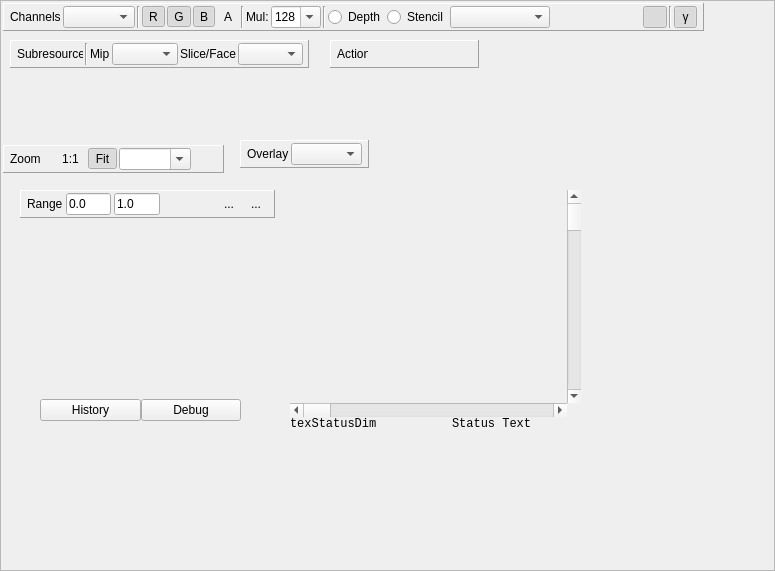
The window that qrenderdoc/Windows/TextureViewer.ui (baldurk/renderdoc) describes before a commit, drawn with Qt 5.
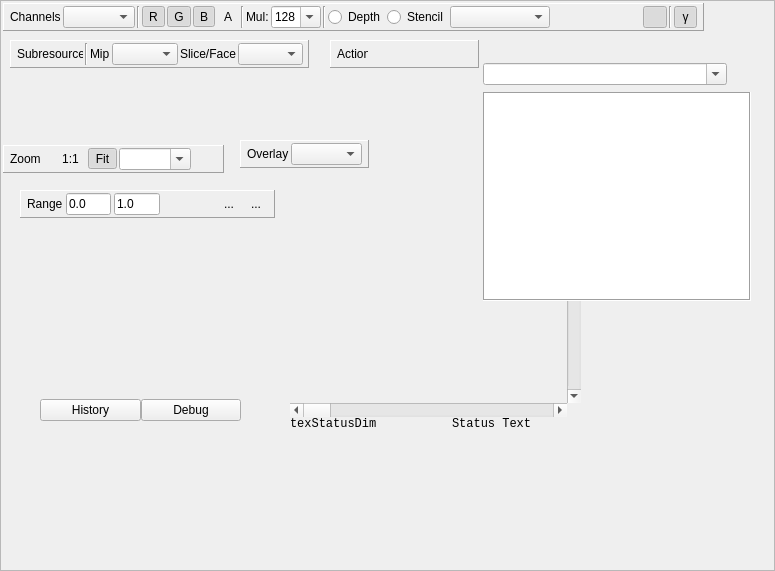
The same window after the commit. Icons and pictures are not drawn. Custom widgets are drawn as their Qt base class.

Commit message: Add filterable texture list to texture viewer

Patch:
```diff
--- a/qrenderdoc/Windows/TextureViewer.ui
+++ b/qrenderdoc/Windows/TextureViewer.ui
@@ -1089,6 +1089,101 @@
     </rect>
    </property>
   </widget>
+  <widget class="QFrame" name="textureListFrame">
+   <property name="geometry">
+    <rect>
+     <x>480</x>
+     <y>60</y>
+     <width>274</width>
+     <height>244</height>
+    </rect>
+   </property>
+   <property name="frameShape">
+    <enum>QFrame::NoFrame</enum>
+   </property>
+   <property name="frameShadow">
+    <enum>QFrame::Plain</enum>
+   </property>
+   <layout class="QVBoxLayout" name="verticalLayout">
+    <property name="spacing">
+     <number>6</number>
+    </property>
+    <property name="leftMargin">
+     <number>3</number>
+    </property>
+    <property name="topMargin">
+     <number>3</number>
+    </property>
+    <property name="rightMargin">
+     <number>3</number>
+    </property>
+    <property name="bottomMargin">
+     <number>3</number>
+    </property>
+    <item>
+     <layout class="QHBoxLayout" name="textureListControls">
+      <property name="spacing">
+       <number>0</number>
+      </property>
+      <item>
+       <widget class="QComboBox" name="textureListFilter">
+        <property name="sizePolicy">
+         <sizepolicy hsizetype="MinimumExpanding" vsizetype="Fixed">
+          <horstretch>0</horstretch>
+          <verstretch>0</verstretch>
+         </sizepolicy>
+        </property>
+        <property name="editable">
+         <bool>true</bool>
+        </property>
+       </widget>
+      </item>
+      <item>
+       <widget class="QToolButton" name="cancelTextureListFilter">
+        <property name="text">
+         <string/>
+        </property>
+        <property name="icon">
+         <iconset resource="../resources.qrc">
+          <normaloff>:/Resources/cross.png</normaloff>:/Resources/cross.png</iconset>
+        </property>
+        <property name="autoRaise">
+         <bool>true</bool>
+        </property>
+       </widget>
+      </item>
+     </layout>
+    </item>
+    <item>
+     <widget class="RDListView" name="textureList">
+      <property name="frameShape">
+       <enum>QFrame::Box</enum>
+      </property>
+      <property name="frameShadow">
+       <enum>QFrame::Sunken</enum>
+      </property>
+      <property name="editTriggers">
+       <set>QAbstractItemView::NoEditTriggers</set>
+      </property>
+      <property name="showDropIndicator" stdset="0">
+       <bool>false</bool>
+      </property>
+      <property name="defaultDropAction">
+       <enum>Qt::CopyAction</enum>
+      </property>
+      <property name="selectionMode">
+       <enum>QAbstractItemView::NoSelection</enum>
+      </property>
+      <property name="viewMode">
+       <enum>QListView::ListMode</enum>
+      </property>
+      <property name="uniformItemSizes">
+       <bool>true</bool>
+      </property>
+     </widget>
+    </item>
+   </layout>
+  </widget>
  </widget>
  <customwidgets>
   <customwidget>
@@ -1107,6 +1202,11 @@
    <header>Widgets/ThumbnailStrip.h</header>
    <container>1</container>
   </customwidget>
+  <customwidget>
+   <class>RDListView</class>
+   <extends>QListView</extends>
+   <header>Widgets/RDListView.h</header>
+  </customwidget>
  </customwidgets>
  <resources>
   <include location="../resources.qrc"/>
```
The commit also changes 7 other files.
